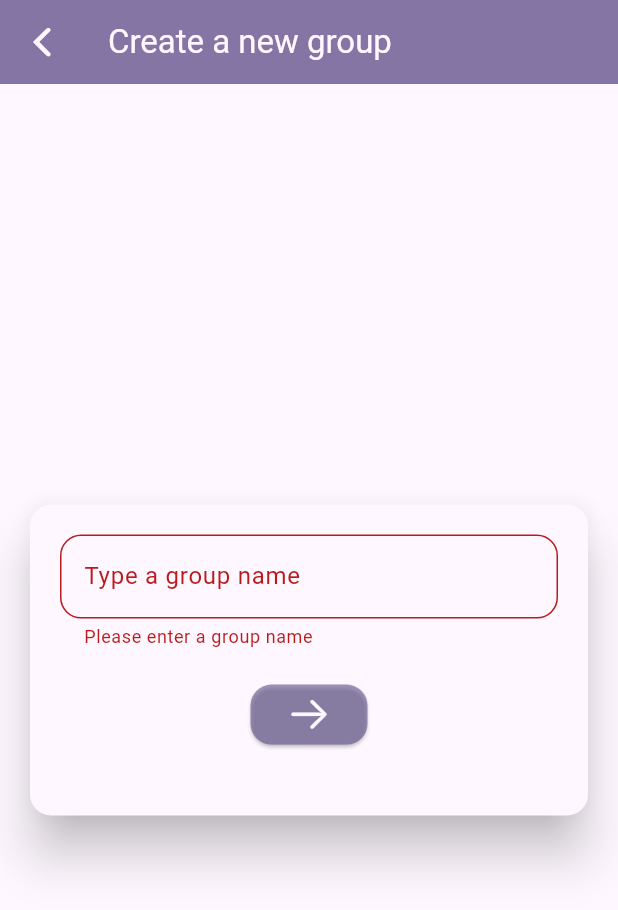
After one commit to Palash-developer/flutter-chat-app, a Flutter app: the GroupsMainScreen screen opened directly, after a tap on an icon or button, on a phone screen of 412 x 824 dp. The commit adds this screen. Shown: the top 910 px of the screen. Run offline on Flutter 3.47's test engine with Material 3 defaults, Android fonts, the phone set to English and light mode, and no system bars; our stand-ins replace cloud_firestore, firebase_auth, firebase_core, firebase_storage, google_fonts, image_picker and 2 more; accounts and stored records are empty.

Commit message:
feat: search and new groups screen

```diff
--- /dev/null
+++ b/lib/screens/groups_main_screen.dart
@@ -0,0 +1,131 @@
+import 'dart:developer';
+
+import 'package:flutter/cupertino.dart';
+import 'package:flutter/material.dart';
+import 'package:flutter_chat_app/screens/groups_screen.dart';
+
+class GroupsMainScreen extends StatefulWidget {
+  const GroupsMainScreen({super.key});
+
+  @override
+  State<GroupsMainScreen> createState() => _GroupsMainScreenState();
+}
+
+class _GroupsMainScreenState extends State<GroupsMainScreen> {
+  final _formKey = GlobalKey<FormState>();
+  late TextEditingController groupNameController;
+
+  @override
+  void initState() {
+    super.initState();
+    groupNameController = TextEditingController();
+  }
+
+  @override
+  void dispose() {
+    groupNameController.dispose();
+    super.dispose();
+  }
+
+  void nextButton() {
+    if (_formKey.currentState?.validate() ?? false) {
+      log("Group Name: ${groupNameController.text}");
+      Navigator.of(context).push(
+        CupertinoPageRoute(
+          builder: (ctx) => GroupScreen(
+            groupName: groupNameController.text,
+          ),
+        ),
+      );
+    }
+  }
+
+  @override
+  Widget build(BuildContext context) {
+    return Scaffold(
+      appBar: AppBar(
+        backgroundColor: Theme.of(context).colorScheme.primary.withOpacity(0.8),
+        leading: IconButton(
+          icon: Icon(
+            CupertinoIcons.back,
+            color: Theme.of(context).colorScheme.surface,
+            size: 30,
+          ),
+          onPressed: () {
+            Navigator.of(context).pop(); // Navigate back
+          },
+        ),
+        title: Text(
+          'Create a new group',
+          style: TextStyle(color: Theme.of(context).colorScheme.surface),
+        ),
+      ),
+      body: Center(
+        child: SizedBox(
+          width: double.infinity,
+          height: MediaQuery.of(context).size.height * 0.3,
+          child: Card(
+            shadowColor: Theme.of(context).colorScheme.shadow,
+            color: Theme.of(context).colorScheme.surface,
+            elevation: 14,
+            shape: RoundedRectangleBorder(
+              borderRadius: BorderRadius.circular(14),
+            ),
+            margin: const EdgeInsets.all(20),
+            child: Container(
+              padding: const EdgeInsets.all(20),
+              child: Column(
+                children: [
+                  Form(
+                    key: _formKey,
+                    child: Column(
+                      children: [
+                        TextFormField(
+                          controller: groupNameController,
+                          decoration: const InputDecoration(
+                            labelText: "Type a group name",
+                            border: OutlineInputBorder(
+                              borderRadius: BorderRadius.all(
+                                Radius.circular(14),
+                              ),
+                            ),
+                          ),
+                          validator: (value) {
+                            if (value == null || value.isEmpty) {
+                              return 'Please enter a group name';
+                            }
+                            return null;
+                          },
+                        ),
+                        const SizedBox(height: 20),
+                        ElevatedButton(
+                          style: ElevatedButton.styleFrom(
+                            backgroundColor: Theme.of(context)
+                                .colorScheme
+                                .primary
+                                .withOpacity(0.6),
+                            shape: const RoundedRectangleBorder(
+                              borderRadius: BorderRadius.all(
+                                Radius.circular(14),
+                              ),
+                            ),
+                          ),
+                          onPressed: nextButton,
+                          child: Icon(
+                            CupertinoIcons.arrow_right,
+                            size: 30,
+                            color: Theme.of(context).colorScheme.surface,
+                          ),
+                        ),
+                      ],
+                    ),
+                  ),
+                ],
+              ),
+            ),
+          ),
+        ),
+      ),
+    );
+  }
+}
```
Also changed, not shown: lib/screens/groups_screen.dart (added, +156 -0 lines), lib/screens/main_screen.dart (+19 -11 lines).
